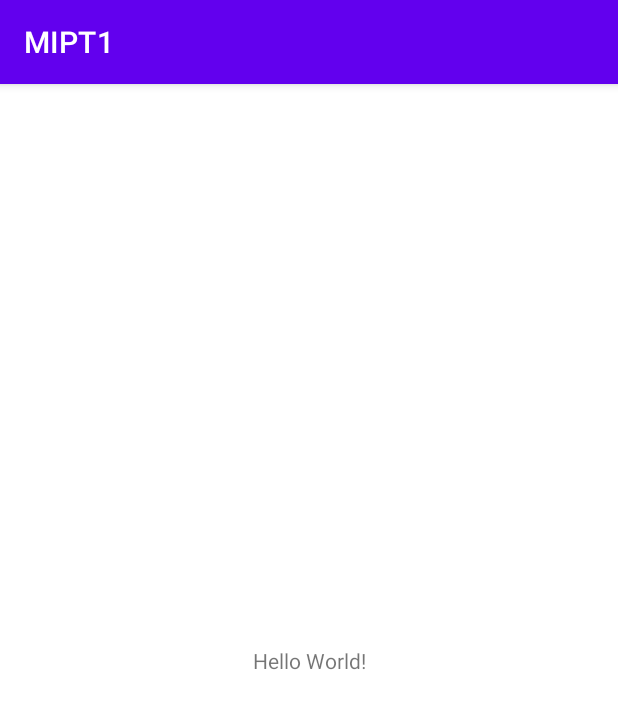
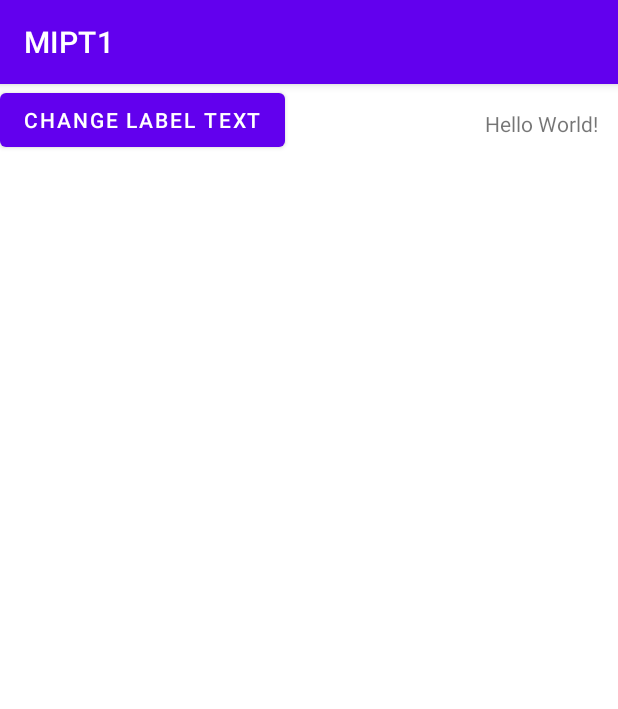
Before and after one commit to aurimiux/MIPT1, an Android app: the screen it shows after launch (MainActivity), on a phone screen of 412 x 824 dp. Shown: the top 709 px of the screen. Run offline under Robolectric (Android 15) with nearby library versions, the phone set to English and light mode, and no system bars.

Commit message:
Added button to change TextView text

```diff
--- a/app/src/main/java/com/example/mipt1/MainActivity.java
+++ b/app/src/main/java/com/example/mipt1/MainActivity.java
@@ -3,12 +3,22 @@ package com.example.mipt1;
 import androidx.appcompat.app.AppCompatActivity;
 
 import android.os.Bundle;
+import android.view.View;
+import android.widget.TextView;
 
 public class MainActivity extends AppCompatActivity {
 
+    private TextView tvMain;
     @Override
+
     protected void onCreate(Bundle savedInstanceState) {
         super.onCreate(savedInstanceState);
         setContentView(R.layout.activity_main);
+
+        this.tvMain = findViewById(R.id.tvMain);
+    }
+
+    public void onBtnChangeTextClick(View view) {
+        this.tvMain.setText("Text was changed");
     }
 }
--- a/app/src/main/res/layout/activity_main.xml
+++ b/app/src/main/res/layout/activity_main.xml
@@ -7,12 +7,26 @@
     tools:context=".MainActivity">
 
     <TextView
+        android:id="@+id/tvMain"
         android:layout_width="wrap_content"
         android:layout_height="wrap_content"
         android:text="Hello World!"
         app:layout_constraintBottom_toBottomOf="parent"
+        app:layout_constraintEnd_toEndOf="parent"
+        app:layout_constraintHorizontal_bias="0.907"
         app:layout_constraintLeft_toLeftOf="parent"
         app:layout_constraintRight_toRightOf="parent"
+        app:layout_constraintStart_toEndOf="@+id/btnChangeText"
+        app:layout_constraintTop_toTopOf="parent"
+        app:layout_constraintVertical_bias="0.022" />
+
+    <Button
+        android:id="@+id/btnChangeText"
+        android:layout_width="wrap_content"
+        android:layout_height="wrap_content"
+        android:text="Change label text"
+        android:onClick="onBtnChangeTextClick"
+        app:layout_constraintStart_toStartOf="parent"
         app:layout_constraintTop_toTopOf="parent" />
 
 </androidx.constraintlayout.widget.ConstraintLayout>
```
